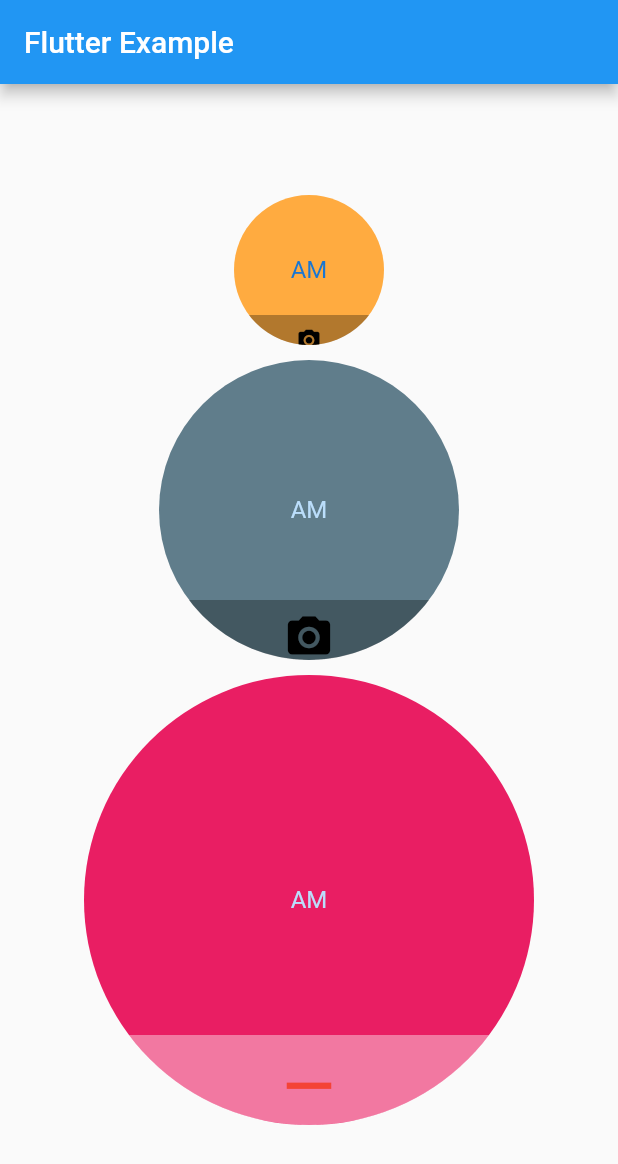
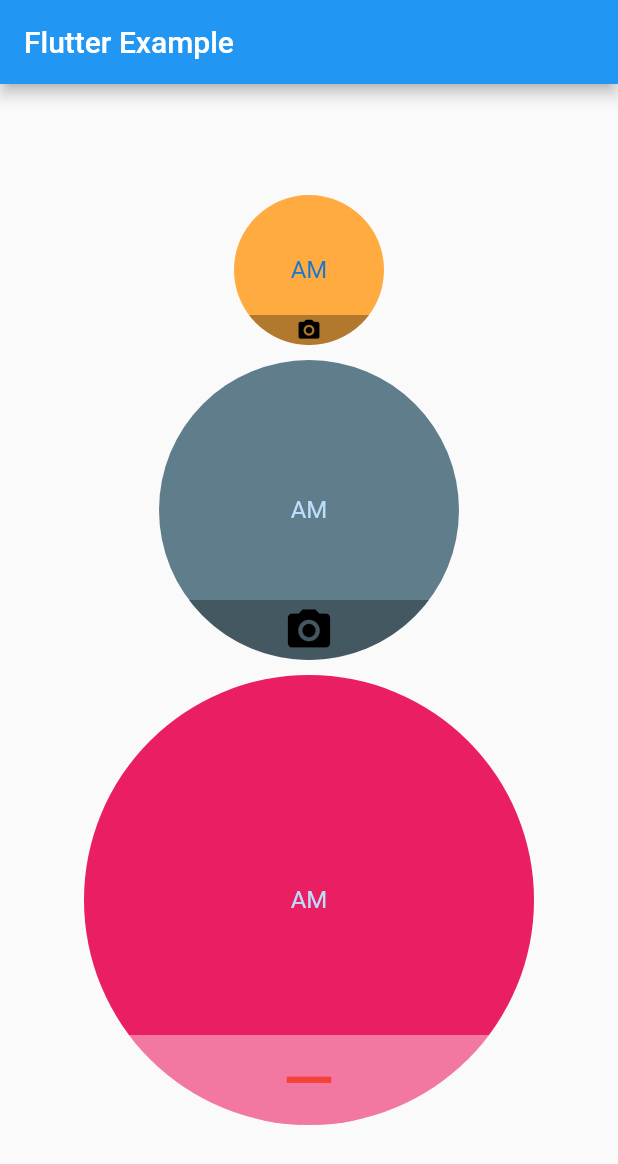
Before and after one commit to ajomuch92/iconable_avatar, a Flutter app: the screen it shows after launch, on a phone screen of 412 x 824 dp. Shown: the top 1164 px of the screen. Run offline on Flutter 3.47's test engine with Material 2 defaults, Android fonts, the phone set to English and light mode, and no system bars.

Commit message:
Formatting files and fixing bugs on implementation

```diff
--- a/lib/iconable_avatar.dart
+++ b/lib/iconable_avatar.dart
@@ -86,20 +86,24 @@ class _IconableAvatarState extends State<IconableAvatar> {
         widget.avatar,
         Positioned(
           bottom: 0,
+          child: Visibility(
+            visible: widget.iconVisible!,
             child: ClipPath(
               clipper: SegmentCircle(radius: radius),
-            child: AnimatedContainer(
+              child: Container(
                 color: widget.backgroundIconColor,
-              duration: const Duration(milliseconds: 200),
                 width: width,
-              height: widget.iconVisible! ? height : 0,
-              child: IconButton(
-                icon: Icon(
+                height: height,
+                child: Center(
+                  child: InkWell(
+                    onTap: widget.onIconTap,
+                    child: Icon(
                       widget.icon,
                       size: height * 0.85,
                       color: widget.iconColor,
                     ),
-                onPressed: widget.onIconTap,
+                  ),
+                ),
               ),
             ),
           ),
```
Also changed, not shown: example/lib/main.dart (+6 -3 lines). Lines whose indentation alone changed are shown as unchanged.
